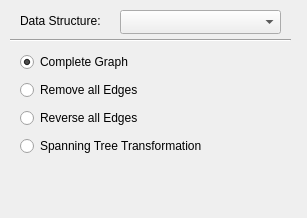
Qt form src/Plugins/TransformEdges/transformedgeswidget.ui (KDE/rocs) before a commit.
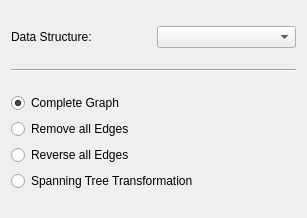
The same form after that commit. Custom widgets are drawn as their Qt base class.

Patch:
```diff
--- a/src/Plugins/TransformEdges/transformedgeswidget.ui
+++ b/src/Plugins/TransformEdges/transformedgeswidget.ui
@@ -13,58 +13,33 @@
   <property name="windowTitle">
    <string>Transform Edges</string>
   </property>
-  <widget class="KComboBox" name="dataStructuresCombo">
-   <property name="geometry">
-    <rect>
-     <x>120</x>
-     <y>10</y>
-     <width>161</width>
-     <height>24</height>
-    </rect>
-   </property>
-   <property name="toolTip">
-    <string>&lt;!DOCTYPE HTML PUBLIC &quot;-//W3C//DTD HTML 4.0//EN&quot; &quot;http://www.w3.org/TR/REC-html40/strict.dtd&quot;&gt;
-&lt;html&gt;&lt;head&gt;&lt;meta name=&quot;qrichtext&quot; content=&quot;1&quot; /&gt;&lt;style type=&quot;text/css&quot;&gt;
-p, li { white-space: pre-wrap; }
-&lt;/style&gt;&lt;/head&gt;&lt;body style=&quot; font-family:'DejaVu Sans'; font-size:9pt; font-weight:400; font-style:normal;&quot;&gt;
-&lt;p style=&quot; margin-top:0px; margin-bottom:0px; margin-left:0px; margin-right:0px; -qt-block-indent:0; text-indent:0px;&quot;&gt;List of all data structures that are of type &lt;span style=&quot; font-style:italic;&quot;&gt;Graph&lt;/span&gt;.&lt;/p&gt;&lt;/body&gt;&lt;/html&gt;</string>
-   </property>
-  </widget>
+  <layout class="QGridLayout" name="gridLayout">
+   <item row="0" column="0">
   <widget class="QLabel" name="label">
-   <property name="geometry">
-    <rect>
-     <x>20</x>
-     <y>10</y>
-     <width>111</width>
-     <height>21</height>
-    </rect>
-   </property>
    <property name="text">
     <string>Data Structure:</string>
    </property>
   </widget>
+   </item>
+   <item row="0" column="1">
+    <widget class="KComboBox" name="dataStructuresCombo">
+     <property name="toolTip">
+      <string>&lt;!DOCTYPE HTML PUBLIC &quot;-//W3C//DTD HTML 4.0//EN&quot; &quot;http://www.w3.org/TR/REC-html40/strict.dtd&quot;&gt;
+&lt;html&gt;&lt;head&gt;&lt;meta name=&quot;qrichtext&quot; content=&quot;1&quot; /&gt;&lt;style type=&quot;text/css&quot;&gt;
+p, li { white-space: pre-wrap; }
+&lt;/style&gt;&lt;/head&gt;&lt;body style=&quot; font-family:'DejaVu Sans'; font-size:9pt; font-weight:400; font-style:normal;&quot;&gt;
+&lt;p style=&quot; margin-top:0px; margin-bottom:0px; margin-left:0px; margin-right:0px; -qt-block-indent:0; text-indent:0px;&quot;&gt;List of all data structures that are of type &lt;span style=&quot; font-style:italic;&quot;&gt;Graph&lt;/span&gt;.&lt;/p&gt;&lt;/body&gt;&lt;/html&gt;</string>
+     </property>
+    </widget>
+   </item>
+   <item row="1" column="0" colspan="2">
   <widget class="Line" name="line">
-   <property name="geometry">
-    <rect>
-     <x>10</x>
-     <y>30</y>
-     <width>281</width>
-     <height>20</height>
-    </rect>
-   </property>
    <property name="orientation">
     <enum>Qt::Horizontal</enum>
    </property>
   </widget>
-  <widget class="QWidget" name="verticalLayoutWidget">
-   <property name="geometry">
-    <rect>
-     <x>20</x>
-     <y>50</y>
-     <width>261</width>
-     <height>111</height>
-    </rect>
-   </property>
+   </item>
+   <item row="2" column="0" colspan="2">
    <layout class="QVBoxLayout" name="verticalLayout">
     <item>
      <widget class="QRadioButton" name="radioButtonMakeComplete">
@@ -114,7 +89,8 @@
      </widget>
     </item>
    </layout>
-  </widget>
+   </item>
+  </layout>
  </widget>
  <customwidgets>
   <customwidget>
```
Lines whose indentation alone changed are shown as unchanged.
